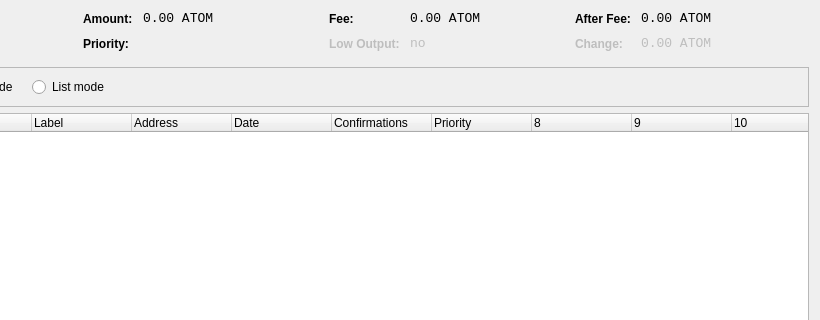
Old version of the form src/qt/forms/coincontroldialog.ui in the repository saddam1997/dicCoinNew; both pictures show x 180 to 1000 and y 0 to 320 of the 1000 by 500 pixel window.
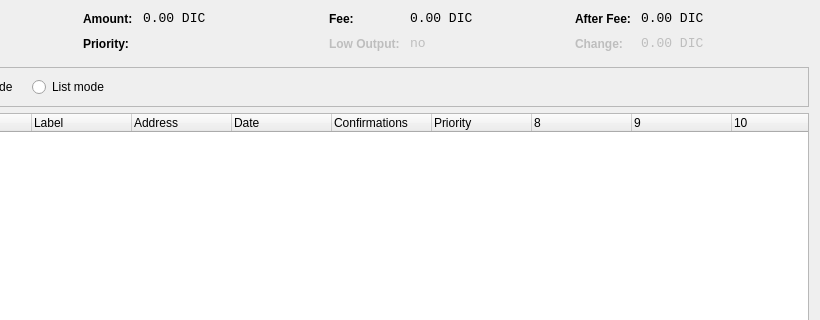
New version of the form. Icons and pictures are not drawn. Custom widgets are drawn as their Qt base class.

Patch:
```diff
--- a/src/qt/forms/coincontroldialog.ui
+++ b/src/qt/forms/coincontroldialog.ui
@@ -144,7 +144,7 @@
           <enum>Qt::ActionsContextMenu</enum>
          </property>
          <property name="text">
-          <string notr="true">0.00 ATOM</string>
+          <string notr="true">0.00 DIC</string>
          </property>
          <property name="textInteractionFlags">
           <set>Qt::LinksAccessibleByMouse|Qt::TextSelectableByKeyboard|Qt::TextSelectableByMouse</set>
@@ -224,7 +224,7 @@
           <enum>Qt::ActionsContextMenu</enum>
          </property>
          <property name="text">
-          <string notr="true">0.00 ATOM</string>
+          <string notr="true">0.00 DIC</string>
          </property>
          <property name="textInteractionFlags">
           <set>Qt::LinksAccessibleByMouse|Qt::TextSelectableByKeyboard|Qt::TextSelectableByMouse</set>
@@ -310,7 +310,7 @@
           <enum>Qt::ActionsContextMenu</enum>
          </property>
          <property name="text">
-          <string notr="true">0.00 ATOM</string>
+          <string notr="true">0.00 DIC</string>
          </property>
          <property name="textInteractionFlags">
           <set>Qt::LinksAccessibleByMouse|Qt::TextSelectableByKeyboard|Qt::TextSelectableByMouse</set>
@@ -348,7 +348,7 @@
           <enum>Qt::ActionsContextMenu</enum>
          </property>
          <property name="text">
-          <string notr="true">0.00 ATOM</string>
+          <string notr="true">0.00 DIC</string>
          </property>
          <property name="textInteractionFlags">
           <set>Qt::LinksAccessibleByMouse|Qt::TextSelectableByKeyboard|Qt::TextSelectableByMouse</set>
```
